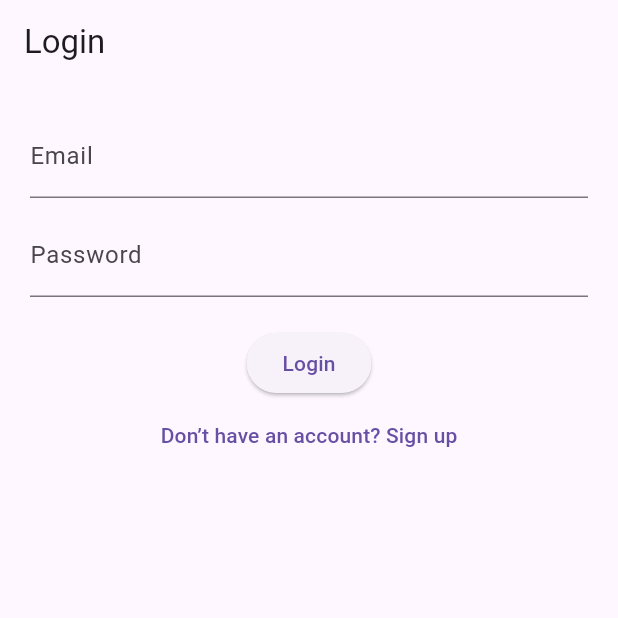
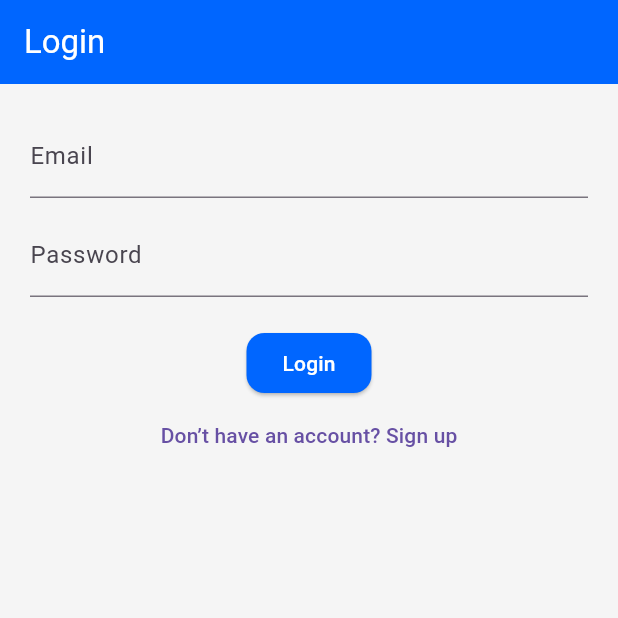
Before and after one commit to wisamahmed851/travique, a Flutter app: the screen it shows after launch, on a phone screen of 412 x 824 dp, the top half of it. Run offline on Flutter 3.47's test engine with Material 3 defaults, Android fonts, the light colour scheme and no system bars; our stand-ins replace get.

Commit message:
normal theme and colors and text setup

```diff
--- /dev/null
+++ b/lib/core/theme/app_colors.dart
@@ -0,0 +1,10 @@
+import 'package:flutter/material.dart';
+
+class AppColors {
+  static const Color primary = Color(0xFF0066FF);
+  static const Color secondary = Color(0xFFFFA726);
+  static const Color background = Color(0xFFF5F5F5);
+  static const Color textDark = Color(0xFF212121);
+  static const Color textLight = Color(0xFFFFFFFF);
+  static const Color grey = Color(0xFF9E9E9E);
+}
--- /dev/null
+++ b/lib/core/theme/app_text_styles.dart
@@ -0,0 +1,20 @@
+import 'package:flutter/material.dart';
+import 'app_colors.dart';
+
+class AppTextStyles {
+  static const TextStyle heading1 = TextStyle(
+    fontSize: 24,
+    fontWeight: FontWeight.bold,
+    color: AppColors.textDark,
+  );
+
+  static const TextStyle bodyText = TextStyle(
+    fontSize: 16,
+    color: AppColors.textDark,
+  );
+
+  static const TextStyle caption = TextStyle(
+    fontSize: 12,
+    color: AppColors.grey,
+  );
+}
--- /dev/null
+++ b/lib/core/theme/app_theme.dart
@@ -0,0 +1,28 @@
+import 'package:flutter/material.dart';
+import 'package:travique/core/theme/app_colors.dart';
+import 'package:travique/core/theme/app_text_styles.dart';
+
+class AppTheme {
+  static ThemeData lightTheme = ThemeData(
+    primaryColor: AppColors.primary,
+    scaffoldBackgroundColor: AppColors.background,
+    appBarTheme: const AppBarTheme(
+      backgroundColor: AppColors.primary,
+      foregroundColor: AppColors.textLight,
+    ),
+    textTheme: const TextTheme(
+      headlineLarge: AppTextStyles.heading1,
+      bodyMedium: AppTextStyles.bodyText,
+      bodySmall: AppTextStyles.caption,
+    ),
+    elevatedButtonTheme: ElevatedButtonThemeData(
+      style: ElevatedButton.styleFrom(
+        backgroundColor: AppColors.primary,
+        foregroundColor: AppColors.textLight,
+        shape: RoundedRectangleBorder(
+          borderRadius: BorderRadius.all(Radius.circular(12))
+        )
+      )
+    )
+  );
+}
--- a/lib/main.dart
+++ b/lib/main.dart
@@ -1,18 +1,20 @@
 import 'package:flutter/material.dart';
 import 'package:get/get.dart';
+import 'package:travique/core/theme/app_theme.dart';
 import 'package:travique/routes/app_pages.dart';
 import 'package:travique/routes/app_routes.dart';
 
-void main(){
+void main() {
   runApp(MyApp());
 }
 
-class MyApp extends StatelessWidget{
+class MyApp extends StatelessWidget {
   @override
-  Widget build(BuildContext context){
+  Widget build(BuildContext context) {
     return GetMaterialApp(
       debugShowCheckedModeBanner: false,
       title: 'E-project',
+      theme: AppTheme.lightTheme,
       initialRoute: Routes.LOGIN,
       getPages: AppPages.routes,
     );
```
